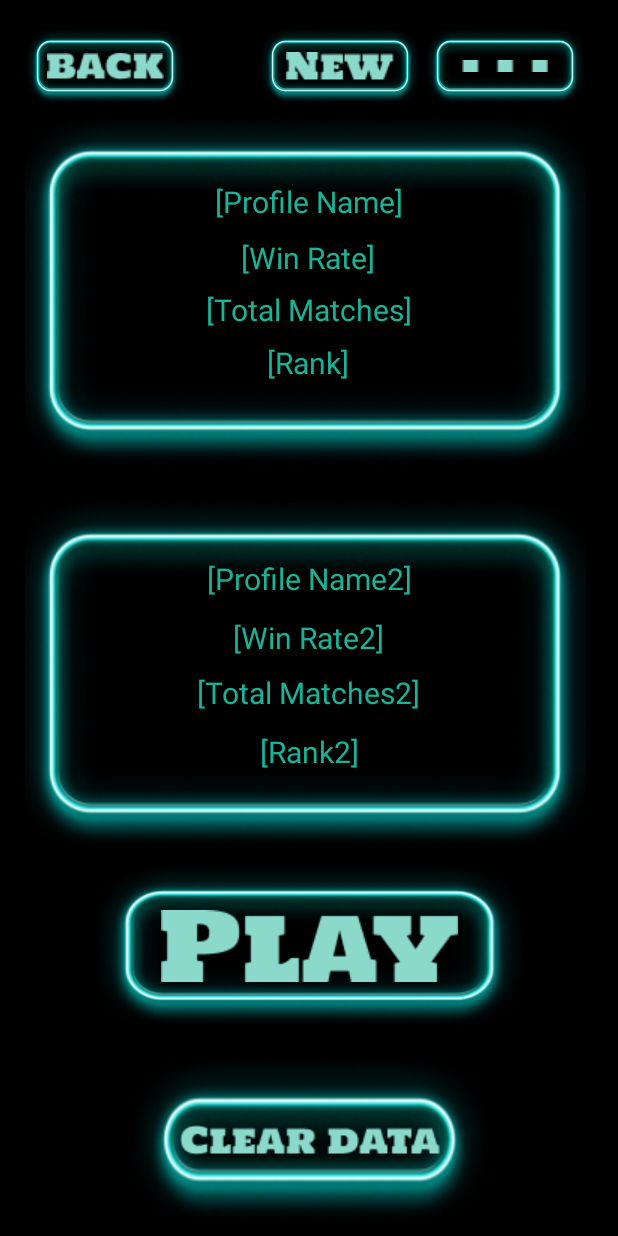
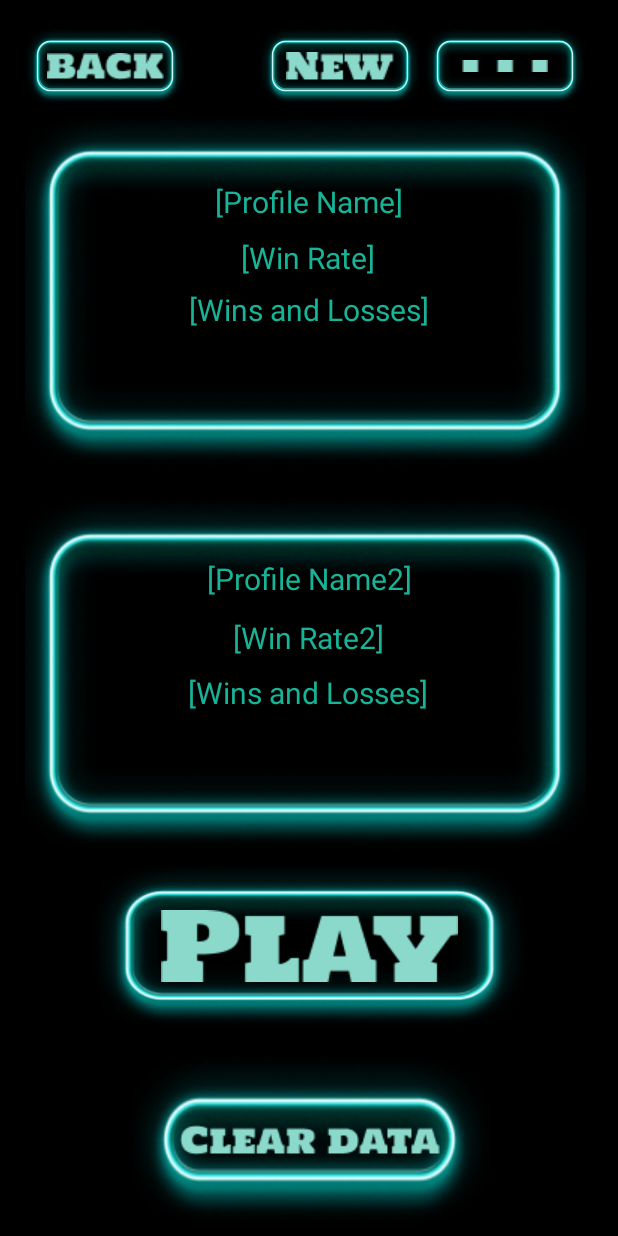
Before and after one commit to theboomstick123/AndroidProg, an Android app: the ProfileInterface screen opened directly, with no data from a screen before it, on a phone screen of 412 x 824 dp. Run offline under Robolectric (Android 15) with nearby library versions, the phone set to English and light mode, and no system bars; our stand-ins replace Firebase (no records; nobody signed in at launch, a user with empty details on screens opened directly).

```diff
--- a/app/src/main/res/layout/activity_profile_interface.xml
+++ b/app/src/main/res/layout/activity_profile_interface.xml
@@ -128,12 +128,12 @@
         app:layout_constraintVertical_bias="0.4" />
 
     <TextView
-        android:id="@+id/txttotalmatches"
+        android:id="@+id/txtwinsandloss"
         android:layout_width="wrap_content"
         android:layout_height="wrap_content"
         android:fontFamily="sans-serif"
         android:shadowColor="@color/white"
-        android:text="[Total Matches]"
+        android:text="[Wins and Losses]"
         android:textColor="@color/cyan"
         android:textSize="20dp"
         app:layout_constraintBottom_toBottomOf="@+id/imgVProf1"
@@ -142,22 +142,6 @@
         app:layout_constraintStart_toStartOf="@+id/imgVProf1"
         app:layout_constraintTop_toTopOf="@+id/imgVProf1"
         app:layout_constraintVertical_bias="0.559" />
-
-    <TextView
-        android:id="@+id/txtrank"
-        android:layout_width="wrap_content"
-        android:layout_height="wrap_content"
-        android:fontFamily="sans-serif"
-        android:shadowColor="@color/white"
-        android:text="[Rank]"
-        android:textColor="@color/cyan"
-        android:textSize="20dp"
-        app:layout_constraintBottom_toBottomOf="@+id/imgVProf1"
-        app:layout_constraintEnd_toEndOf="@+id/imgVProf1"
-        app:layout_constraintHorizontal_bias="0.506"
-        app:layout_constraintStart_toStartOf="@+id/imgVProf1"
-        app:layout_constraintTop_toTopOf="@+id/imgVProf1"
-        app:layout_constraintVertical_bias="0.718" />
 
     <TextView
         android:id="@+id/txtprofile2"
@@ -192,12 +176,12 @@
         app:layout_constraintVertical_bias="0.39" />
 
     <TextView
-        android:id="@+id/txttotalmatches2"
+        android:id="@+id/txtwinsandloss2"
         android:layout_width="wrap_content"
         android:layout_height="wrap_content"
         android:fontFamily="sans-serif"
         android:shadowColor="@color/white"
-        android:text="[Total Matches2]"
+        android:text="[Wins and Losses]"
         android:textColor="@color/cyan"
         android:textSize="20dp"
         app:layout_constraintBottom_toBottomOf="@+id/imgVProf2"
@@ -207,20 +191,4 @@
         app:layout_constraintTop_toTopOf="@+id/imgVProf2"
         app:layout_constraintVertical_bias="0.559" />
 
-    <TextView
-        android:id="@+id/txtrank2"
-        android:layout_width="wrap_content"
-        android:layout_height="wrap_content"
-        android:fontFamily="sans-serif"
-        android:shadowColor="@color/white"
-        android:text="[Rank2]"
-        android:textColor="@color/cyan"
-        android:textSize="20dp"
-        app:layout_constraintBottom_toBottomOf="@+id/imgVProf2"
-        app:layout_constraintEnd_toEndOf="@+id/imgVProf2"
-        app:layout_constraintHorizontal_bias="0.508"
-        app:layout_constraintStart_toStartOf="@+id/imgVProf2"
-        app:layout_constraintTop_toTopOf="@+id/imgVProf2"
-        app:layout_constraintVertical_bias="0.736" />
-
 </androidx.constraintlayout.widget.ConstraintLayout>
```
Also changed, not shown: app/src/main/java/com/example/finalsproject/ProfileAdapter.kt (+9 -2 lines), app/src/main/java/com/example/finalsproject/ProfileInterface.kt (+31 -1 lines), app/src/main/java/com/example/finalsproject/ProfileListDialog.kt (+19 -5 lines).
